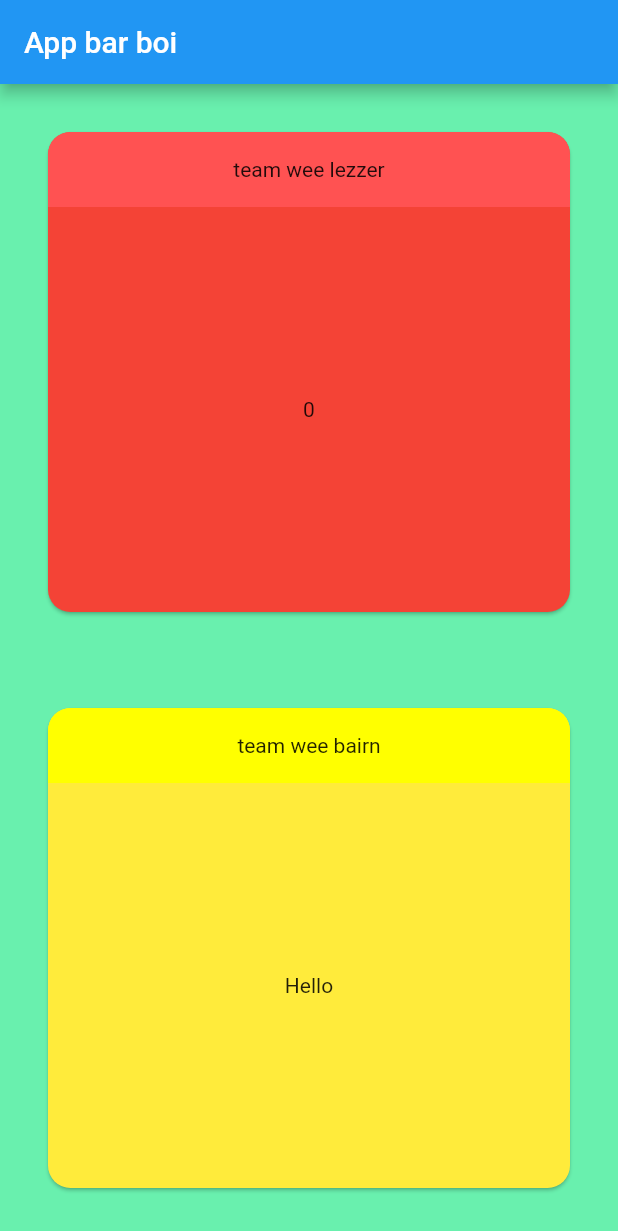
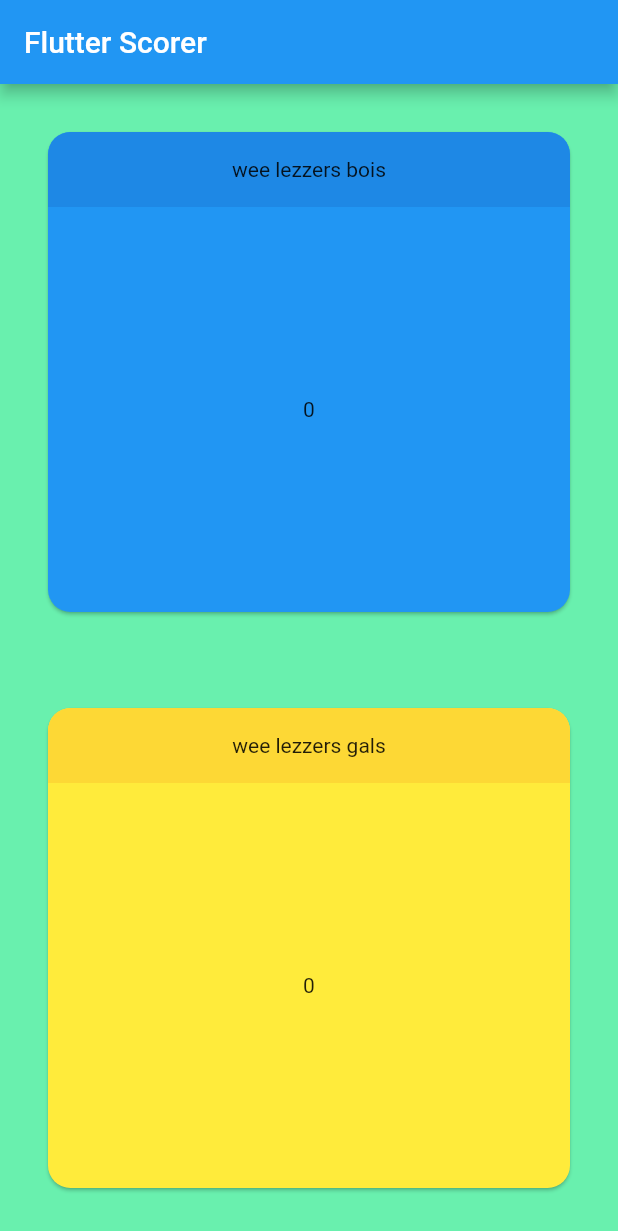
Before and after one commit to abdu-uaq/flutter_scorer, a Flutter app: the screen it shows after launch, on a phone screen of 412 x 824 dp. Shown: the top 1231 px of the screen. Run offline on Flutter 3.47's test engine with Material 2 defaults, Android fonts, the phone set to English and light mode, and no system bars.

Commit message:
refactor scorecard into a widget

```diff
--- a/lib/main.dart
+++ b/lib/main.dart
@@ -1,23 +1,14 @@
 import 'package:flutter/material.dart';
+import 'package:flutter_scorer/scorecard.dart';
 
 void main() => runApp(MyApp());
 
 class MyApp extends StatelessWidget {
-  // This widget is the root of your application.
   @override
   Widget build(BuildContext context) {
     return MaterialApp(
       title: 'Flutter Demo',
       theme: ThemeData(
-        // This is the theme of your application.
-        //
-        // Try running your application with "flutter run". You'll see the
-        // application has a blue toolbar. Then, without quitting the app, try
-        // changing the primarySwatch below to Colors.green and then invoke
-        // "hot reload" (press "r" in the console where you ran "flutter run",
-        // or simply save your changes to "hot reload" in a Flutter IDE).
-        // Notice that the counter didn't reset back to zero; the application
-        // is not restarted.
         primarySwatch: Colors.blue,
       ),
       home: MyHomePage(title: 'Flutter Scorer'),
@@ -28,15 +19,6 @@ class MyApp extends StatelessWidget {
 class MyHomePage extends StatefulWidget {
   MyHomePage({Key key, this.title}) : super(key: key);
 
-  // This widget is the home page of your application. It is stateful, meaning
-  // that it has a State object (defined below) that contains fields that affect
-  // how it looks.
-
-  // This class is the configuration for the state. It holds the values (in this
-  // case the title) provided by the parent (in this case the App widget) and
-  // used by the build method of the State. Fields in a Widget subclass are
-  // always marked "final".
-
   final String title;
 
   @override
@@ -44,127 +26,27 @@ class MyHomePage extends StatefulWidget {
 }
 
 class _MyHomePageState extends State<MyHomePage> {
-  int _counter = 0;
-
-  void _incrementCounter() {
-    setState(() {
-      // This call to setState tells the Flutter framework that something has
-      // changed in this State, which causes it to rerun the build method below
-      // so that the display can reflect the updated values. If we changed
-      // _counter without calling setState(), then the build method would not be
-      // called again, and so nothing would appear to happen.
-      _counter++;
-    });
-  }
-
-  void _resetCounter() {
-    setState(() {
-      _counter = 0;
-    });
-  }
-
   @override
   Widget build(BuildContext context) {
-    // This method is rerun every time setState is called, for instance as done
-    // by the _incrementCounter method above.
-    //
-    // The Flutter framework has been optimized to make rerunning build methods
-    // fast, so that you can just rebuild anything that needs updating rather
-    // than having to individually change instances of widgets.
     return Scaffold(
       appBar: AppBar(
-        title: Text("App bar boi"),
+        title: Text(widget.title),
       ),
       body: Stack(
         children: <Widget>[
           Container(color: Colors.greenAccent),
           Column(
             children: <Widget>[
-              Expanded(
-                  child: InkWell(
-                    onTap: () {
-                      _incrementCounter();
-                    },
-                    onLongPress: () {
-                      _resetCounter();
-                    },
-                    child: Card(
-                      clipBehavior: Clip.antiAlias,
-                      margin: EdgeInsets.all(32.0),
-                      color: Colors.red,
-                      shape: RoundedRectangleBorder(
-                          borderRadius: BorderRadius.circular(15)
-                      ),
-                      child: Row(
-                        children: <Widget>[
-                          Expanded(
-                        child: Column(
-                          children: <Widget>[
-                            Container(
-                              color: Colors.redAccent,
-                              height: 50,
-                              child: SizedBox.expand(
-                                child: Center(
-                                    child: Text(
-                                        "team wee lezzer"
-                                    )
-                                ) ,
-                              ),
-                            ),
-                            Expanded(
-                              child: Center(
-                                child: Text(
-                                    _counter.toString()
-                                ),
-                              ),
-                            )
-                          ],
-                        )
-                    )
-                  ],
-                ),
+              Scorecard(
+                teamName: "wee lezzers bois",
+                nameColour: Colors.blue[600],
+                cardColour: Colors.blue[500],
               ),
-          )
-
+              Scorecard(
+                teamName: "wee lezzers gals",
+                nameColour: Colors.yellow[600],
+                cardColour: Colors.yellow[500],
               ),
-              Expanded(
-                  child: Card(
-                    clipBehavior: Clip.antiAlias,
-                    margin: EdgeInsets.all(32.0),
-                    color: Colors.yellow,
-                    shape: RoundedRectangleBorder(
-                        borderRadius: BorderRadius.circular(15)
-                    ),
-                    child: Row(
-                      children: <Widget>[
-                        Expanded(
-                          child: Column(
-                            children: <Widget>[
-                              Container(
-                                color: Colors.yellowAccent,
-                                height: 50,
-                                child: SizedBox.expand(
-                                  child: Center(
-                                    child: Text(
-                                        "team wee bairn"
-                                    )
-                                  ) ,
-                                ),
-                              ),
-                              Expanded(
-                                child: Center(
-                                  child: Text(
-                                    "Hello"
-                                  ),
-                                ),
-                              )
-                            ],
-                          )
-                        )
-                      ],
-                    ),
-                  )
-              )
             ],
           ),
         ],
--- /dev/null
+++ b/lib/scorecard.dart
@@ -0,0 +1,79 @@
+import 'package:flutter/material.dart';
+import 'package:flutter/widgets.dart';
+
+class Scorecard extends StatefulWidget {
+	Scorecard({Key key, this.teamName, this.nameColour, this.cardColour}) : super(key: key);
+
+	final String teamName;
+	final Color nameColour;
+	final Color cardColour;
+
+	@override
+	_ScorecardState createState() => _ScorecardState();
+}
+
+class _ScorecardState extends State<Scorecard> {
+	int _counter = 0;
+
+	void _incrementCounter() {
+		setState(() {
+			_counter++;
+		});
+	}
+
+	void _resetCounter() {
+		setState(() {
+			_counter = 0;
+		});
+	}
+
+	@override
+	Widget build(BuildContext context) {
+		return Expanded(
+			child: InkWell(
+				onTap: () {
+					_incrementCounter();
+				},
+				onLongPress: () {
+					_resetCounter();
+				},
+				child: Card(
+					clipBehavior: Clip.antiAlias,
+					margin: EdgeInsets.all(32.0),
+					color: widget.cardColour,
+					shape: RoundedRectangleBorder(
+						borderRadius: BorderRadius.circular(15)
+					),
+					child: Row(
+						children: <Widget>[
+							Expanded(
+								child: Column(
+									children: <Widget>[
+										Container(
+											color: widget.nameColour,
+											height: 50,
+											child: SizedBox.expand(
+												child: Center(
+													child: Text(
+														widget.teamName
+													)
+												),
+											),
+										),
+										Expanded(
+											child: Center(
+												child: Text(
+													_counter.toString()
+												),
+											),
+										)
+									],
+								)
+							)
+						],
+					),
+				),
+			)
+		);
+	}
+}
```
